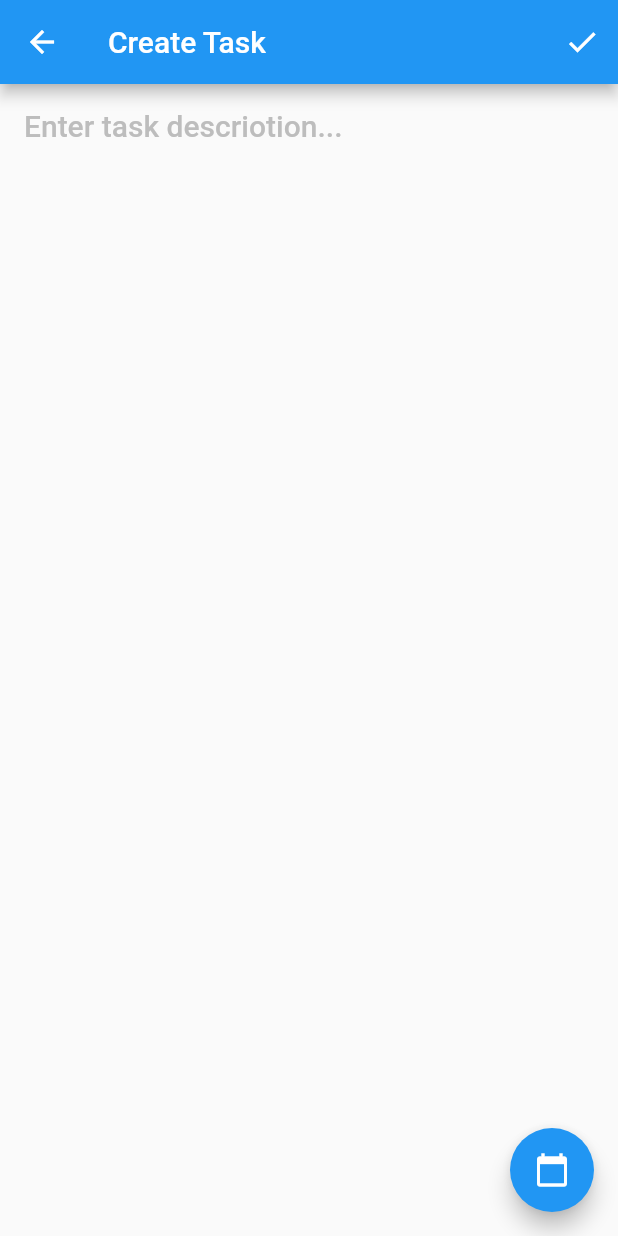
After one commit to solutelabs/todo-app, a Flutter app: the CreateTaskPage screen opened by its route, on a phone screen of 412 x 824 dp. The commit adds this screen. Run offline on Flutter 3.47's test engine with Material 2 defaults, Android fonts, the phone set to English and light mode, and no system bars.

Commit message:
Added basic ui components

```diff
--- a/lib/main.dart
+++ b/lib/main.dart
@@ -1,3 +1,4 @@
+import 'package:checklist/pages/create_task_page.dart';
 import 'package:checklist/pages/home_page.dart';
 import 'package:flutter/material.dart';
 
@@ -10,6 +11,7 @@ class App extends StatelessWidget {
       initialRoute: 'home',
       routes: {
         'home': (context) => HomePage(),
+        'create_task': (_) => CreateTaskPage(),
       },
     );
   }
--- /dev/null
+++ b/lib/pages/create_task_page.dart
@@ -0,0 +1,57 @@
+import 'package:flutter/material.dart';
+
+class CreateTaskPage extends StatelessWidget {
+  @override
+  Widget build(BuildContext context) {
+    return Scaffold(
+      appBar: AppBar(
+        title: Text('Create Task'),
+        actions: <Widget>[
+          IconButton(
+            icon: Icon(Icons.check),
+            onPressed: () => null,
+          )
+        ],
+      ),
+      body: Padding(
+        padding: const EdgeInsets.all(16.0),
+        child: Column(
+          children: <Widget>[
+            Expanded(
+              child: TextField(
+                style: Theme.of(context).textTheme.title,
+                keyboardType: TextInputType.multiline,
+                maxLines: null,
+                decoration: InputDecoration.collapsed(
+                  hintText: 'Enter task descriotion...',
+                  hintStyle: Theme.of(context)
+                      .textTheme
+                      .title
+                      .copyWith(color: Colors.grey.shade400),
+                ),
+              ),
+            ),
+          ],
+        ),
+      ),
+      floatingActionButton: FloatingActionButton(
+        child: Icon(Icons.calendar_today),
+        onPressed: () => onTapCalendar(context),
+      ),
+    );
+  }
+
+  Future<void> onTapCalendar(BuildContext context) async {
+    final startDate = DateTime.now();
+    final date = await showDatePicker(
+      context: context,
+      firstDate: startDate,
+      initialDate: startDate,
+      lastDate: startDate.add(Duration(days: 365)),
+    );
+
+    if (date != null) {
+      // TODO:
+    }
+  }
+}
```
Also changed, not shown: lib/ui_components/checklist_card.dart (added, +68 -0 lines), lib/ui_components/dashboard_stats_card.dart (added, +39 -0 lines).
